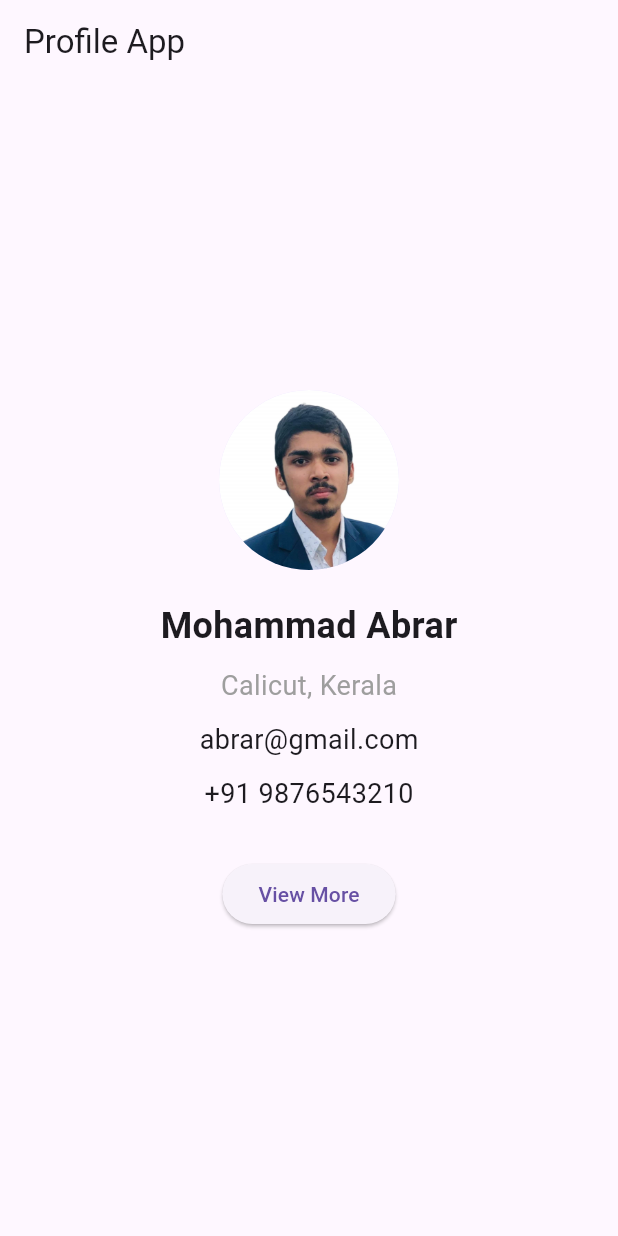
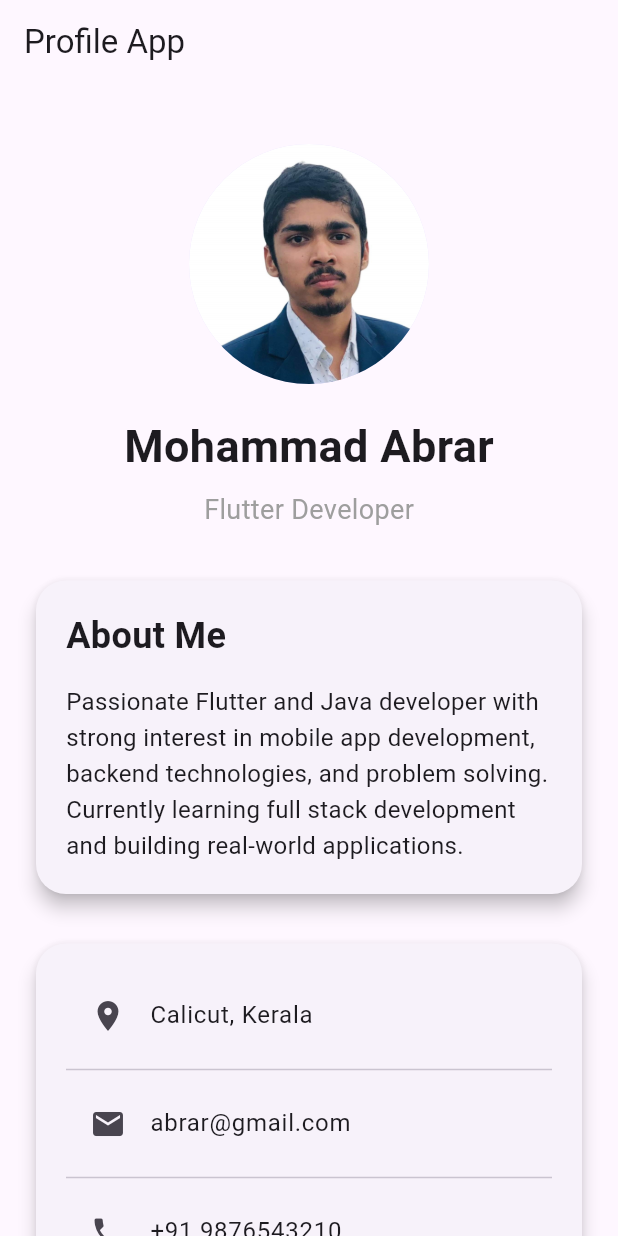
Before and after one commit to mohdabrar07/personalprofileapp, a Flutter app: the screen it shows after launch, on a phone screen of 412 x 824 dp. Run offline on Flutter 3.47's test engine with Material 3 defaults, Android fonts, the phone set to English and light mode, and no system bars.

Commit message:
feat enhance profile UI with about section and navigation

```diff
--- a/lib/main.dart
+++ b/lib/main.dart
@@ -13,199 +13,265 @@ class MyApp extends StatelessWidget {
     );
   }
 }
+
 class HomeScreen extends StatelessWidget {
-
   @override
   Widget build(BuildContext context) {
-
     return Scaffold(
 
       appBar: AppBar(
         title: Text("Profile App"),
       ),
 
-      body: Center(
+      body: SingleChildScrollView(
+
+        child: Padding(
+
+          padding: EdgeInsets.all(20),
 
           child: Column(
 
-          mainAxisAlignment: MainAxisAlignment.center,
-
             children: [
 
+              SizedBox(height: 20),
+
               CircleAvatar(
-
-              radius: 60,
-
-              backgroundImage: AssetImage(
-                "assets/myphoto.jpg",
+                radius: 80,
+                backgroundImage: AssetImage("assets/myphoto.jpg"),
               ),
 
+              SizedBox(height: 20),
+
+              Text(
+                "Mohammad Abrar",
+                style: TextStyle(
+                  fontSize: 30,
+                  fontWeight: FontWeight.bold,
+                ),
               ),
 
-            SizedBox(
-              height: 20,
+              SizedBox(height: 8),
+
+              Text(
+                "Flutter Developer",
+                style: TextStyle(
+                  fontSize: 18,
+                  color: Colors.grey,
+                ),
               ),
 
+              SizedBox(height: 30),
+
+              Card(
+                elevation: 5,
+                shape: RoundedRectangleBorder(
+                  borderRadius: BorderRadius.circular(20),
+                ),
+                child: Padding(
+                  padding: EdgeInsets.all(20),
+                  child: Column(
+                    crossAxisAlignment: CrossAxisAlignment.start,
+                    children: [
                       Text(
-
-              "Mohammad Abrar",
-
+                        "About Me",
                         style: TextStyle(
-
                           fontSize: 24,
-
                           fontWeight: FontWeight.bold,
-
+                        ),
                       ),
 
+                      SizedBox(height: 15),
+
+                      Text(
+                        "Passionate Flutter and Java developer with strong interest in mobile app development, backend technologies, and problem solving. Currently learning full stack development and building real-world applications.",
+                        style: TextStyle(
+                          fontSize: 16,
+                          height: 1.5,
+                        ),
+                      ),
+                    ],
+                  ),
+                ),
               ),
 
-            SizedBox(
-              height: 10,
+              SizedBox(height: 25),
+
+              Card(
+                elevation: 5,
+                shape: RoundedRectangleBorder(
+                  borderRadius: BorderRadius.circular(20),
+                ),
+                child: Padding(
+                  padding: EdgeInsets.all(20),
+                  child: Column(
+                    children: [
+
+                      ListTile(
+                        leading: Icon(Icons.location_on),
+                        title: Text("Calicut, Kerala"),
                       ),
 
-            Text(
+                      Divider(),
 
-              "Calicut, Kerala",
-
-              style: TextStyle(
-
-                fontSize: 18,
-
-                color: Colors.grey,
-
+                      ListTile(
+                        leading: Icon(Icons.email),
+                        title: Text("abrar@gmail.com"),
                       ),
 
-            ),
+                      Divider(),
 
-            SizedBox(
-              height: 10,
-            ),
-
-            Text(
-
-              "abrar@gmail.com",
-
-              style: TextStyle(
-
-                fontSize: 18,
-
-              ),
-
-            ),
-
-            SizedBox(
-              height: 10,
-            ),
-
-            Text(
-
-              "+91 9876543210",
-
-              style: TextStyle(
-
-                fontSize: 18,
-
-              ),
-
-            ),
-
-            SizedBox(
-              height: 30,
-            ),
-
-            ElevatedButton(
-
-              onPressed: () {
-
-                Navigator.push(
-
-                  context,
-
-                  MaterialPageRoute(
-
-                    builder: (context) => DetailScreen(),
-
-                  ),
-
-                );
-
-              },
-
-              child: Text("View More"),
-
+                      ListTile(
+                        leading: Icon(Icons.phone),
+                        title: Text("+91 9876543210"),
                       ),
 
                     ],
-
+                  ),
+                ),
               ),
 
+              SizedBox(height: 30),
+
+              ElevatedButton(
+                onPressed: () {
+                  Navigator.push(
+                    context,
+                    MaterialPageRoute(
+                      builder: (context) => DetailScreen(),
+                    ),
+                  );
+                },
+                child: Text("View More"),
               ),
 
+            ],
+          ),
+        ),
+      ),
     );
-
+  }
 }
 
-}
 class DetailScreen extends StatelessWidget {
-
   @override
   Widget build(BuildContext context) {
-
     return Scaffold(
 
       appBar: AppBar(
         title: Text("Full Details"),
       ),
 
-      body: Center(
+      body: SingleChildScrollView(
+
+        child: Padding(
+
+          padding: EdgeInsets.all(20),
 
           child: Column(
-          mainAxisAlignment: MainAxisAlignment.center,
 
             children: [
+
+              SizedBox(height: 20),
+
               CircleAvatar(
-              radius: 80,
-              backgroundImage: AssetImage(
-                "assets/myphoto.jpg",
+                radius: 90,
+                backgroundImage: AssetImage("assets/myphoto.jpg"),
               ),
-            ),
-            SizedBox(
-              height: 20,
-            ),
+
+              SizedBox(height: 20),
+
               Text(
                 "Mohammad Abrar",
                 style: TextStyle(
-                fontSize: 28,
+                  fontSize: 30,
                   fontWeight: FontWeight.bold,
                 ),
               ),
-            SizedBox(
-              height: 10,
-            ),
+
+              SizedBox(height: 10),
+
               Text(
                 "Flutter Developer",
+                style: TextStyle(
+                  fontSize: 18,
+                  color: Colors.grey,
                 ),
-            SizedBox(
-              height: 10,
-            ),
-            Text(
-              "Calicut, Kerala",
-            ),
-            SizedBox(
-              height: 10,
-            ),
-            Text(
-              "abrar@gmail.com",
               ),
 
-            SizedBox(
-              height: 10,
+              SizedBox(height: 30),
+
+              Card(
+                elevation: 5,
+                shape: RoundedRectangleBorder(
+                  borderRadius: BorderRadius.circular(20),
                 ),
+                child: Padding(
+                  padding: EdgeInsets.all(20),
+                  child: Column(
+                    crossAxisAlignment: CrossAxisAlignment.start,
+                    children: [
+
                       Text(
-              "+91 9876543210",
+                        "About Me",
+                        style: TextStyle(
+                          fontSize: 24,
+                          fontWeight: FontWeight.bold,
                         ),
+                      ),
+
+                      SizedBox(height: 15),
+
+                      Text(
+                        "Passionate Flutter and Java developer with strong interest in mobile app development, backend technologies, and problem solving. I enjoy building real-world apps and improving my development skills every day.",
+                        style: TextStyle(
+                          fontSize: 16,
+                          height: 1.5,
+                        ),
+                      ),
+
                     ],
+                  ),
+                ),
+              ),
+
+              SizedBox(height: 25),
+
+              Card(
+                elevation: 5,
+                shape: RoundedRectangleBorder(
+                  borderRadius: BorderRadius.circular(20),
+                ),
+                child: Padding(
+                  padding: EdgeInsets.all(20),
+                  child: Column(
+                    children: [
+
+                      ListTile(
+                        leading: Icon(Icons.location_on),
+                        title: Text("Calicut, Kerala"),
+                      ),
+
+                      Divider(),
+
+                      ListTile(
+                        leading: Icon(Icons.email),
+                        title: Text("abrar@gmail.com"),
+                      ),
+
+                      Divider(),
+
+                      ListTile(
+                        leading: Icon(Icons.phone),
+                        title: Text("+91 9876543210"),
+                      ),
+
+                    ],
+                  ),
+                ),
+              ),
+
+            ],
+          ),
         ),
       ),
     );
```
Lines whose indentation alone changed are shown as unchanged.
